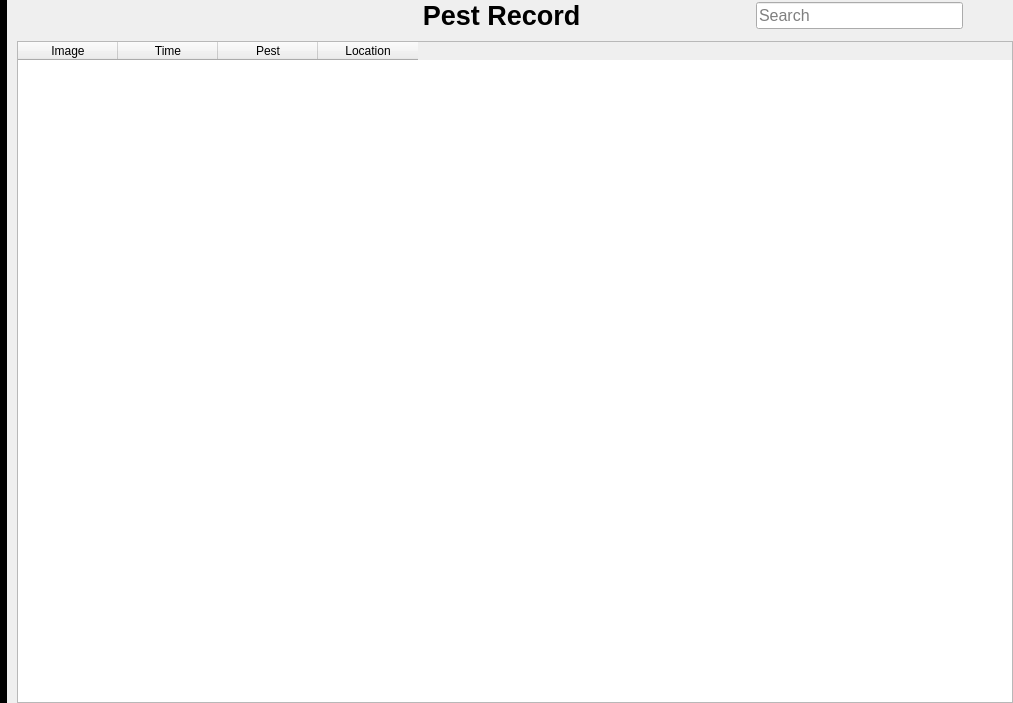
First picture: the form in gui/src/Record.ui, repository WEI22/ICMS, before the edit.
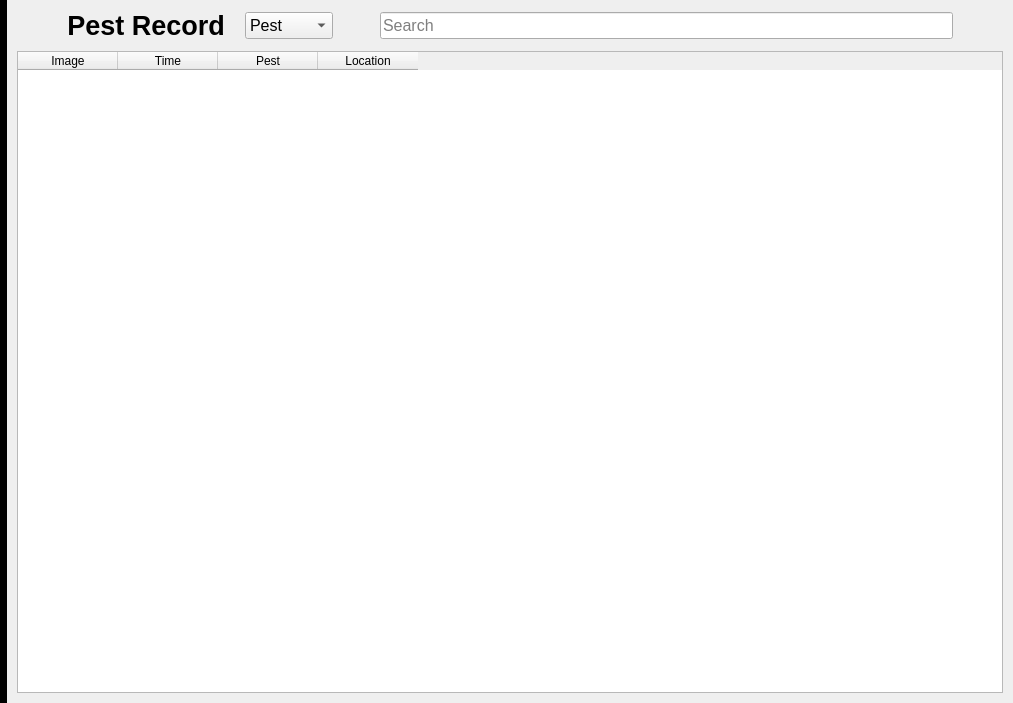
Second picture: the form after the edit. Icons and pictures are not drawn. Custom widgets are drawn as their Qt base class.

The edit to the form file:
```diff
--- a/gui/src/Record.ui
+++ b/gui/src/Record.ui
@@ -160,8 +160,20 @@
    </item>
    <item>
     <layout class="QVBoxLayout" name="verticalLayout">
+     <property name="spacing">
+      <number>10</number>
+     </property>
+     <property name="topMargin">
+      <number>10</number>
+     </property>
+     <property name="rightMargin">
+      <number>10</number>
+     </property>
+     <property name="bottomMargin">
+      <number>10</number>
+     </property>
      <item>
-      <layout class="QHBoxLayout" name="record_top" stretch="1,2,0,1">
+      <layout class="QHBoxLayout" name="record_top" stretch="0,0,0,0">
        <property name="spacing">
         <number>20</number>
        </property>
@@ -171,13 +183,6 @@
        <property name="rightMargin">
         <number>50</number>
        </property>
-       <item>
-        <widget class="QLabel" name="label">
-         <property name="text">
-          <string/>
-         </property>
-        </widget>
-       </item>
        <item>
         <widget class="QLabel" name="record_title">
          <property name="font">
@@ -195,6 +200,28 @@
          </property>
         </widget>
        </item>
+       <item>
+        <widget class="QComboBox" name="table_combobox">
+         <property name="font">
+          <font>
+           <pointsize>12</pointsize>
+          </font>
+         </property>
+         <property name="styleSheet">
+          <string notr="true"/>
+         </property>
+         <item>
+          <property name="text">
+           <string>Pest</string>
+          </property>
+         </item>
+         <item>
+          <property name="text">
+           <string>Disease</string>
+          </property>
+         </item>
+        </widget>
+       </item>
        <item>
         <widget class="ClickableLabel" name="record_search_btn">
          <property name="text">
```
Left out of the diff: 2 changed lines with no effect on the pictures.
